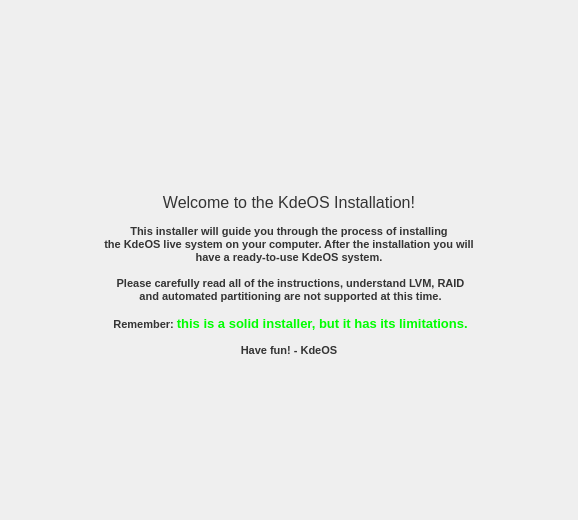
Before: the Qt Designer form ui/pages/intro.ui in KdeOs/Tribe, drawn with Qt 5.
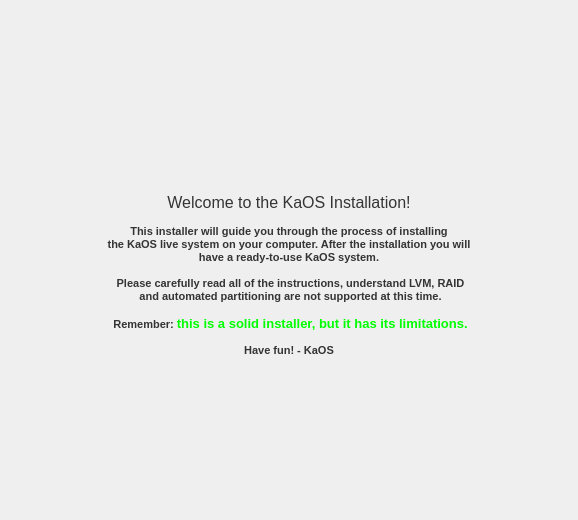
After: the same form once the commit is applied. Icons and pictures are not drawn.

```diff
--- a/ui/pages/intro.ui
+++ b/ui/pages/intro.ui
@@ -92,18 +92,18 @@
 &lt;html&gt;&lt;head&gt;&lt;meta name=&quot;qrichtext&quot; content=&quot;1&quot; /&gt;&lt;style type=&quot;text/css&quot;&gt;
 p, li { white-space: pre-wrap; }
 &lt;/style&gt;&lt;/head&gt;&lt;body style=&quot; font-family:'Sans Serif'; font-size:12pt; font-weight:400; font-style:normal;&quot;&gt;
-&lt;p align=&quot;center&quot; style=&quot; margin-top:0px; margin-bottom:0px; margin-left:0px; margin-right:0px; -qt-block-indent:0; text-indent:0px;&quot;&gt;&lt;span style=&quot; font-family:'Bitstream Vera Sans'; color:#343434;&quot;&gt;Welcome to the KdeOS Installation!&lt;/span&gt;&lt;/p&gt;
+&lt;p align=&quot;center&quot; style=&quot; margin-top:0px; margin-bottom:0px; margin-left:0px; margin-right:0px; -qt-block-indent:0; text-indent:0px;&quot;&gt;&lt;span style=&quot; font-family:'Bitstream Vera Sans'; color:#343434;&quot;&gt;Welcome to the KaOS Installation!&lt;/span&gt;&lt;/p&gt;
 &lt;p align=&quot;center&quot; style=&quot;-qt-paragraph-type:empty; margin-top:0px; margin-bottom:0px; margin-left:0px; margin-right:0px; -qt-block-indent:0; text-indent:0px; font-family:'Bitstream Vera Sans'; font-size:8pt; color:#343434;&quot;&gt;&lt;/p&gt;
 &lt;p align=&quot;center&quot; style=&quot; margin-top:0px; margin-bottom:0px; margin-left:0px; margin-right:0px; -qt-block-indent:0; text-indent:0px;&quot;&gt;&lt;span style=&quot; font-family:'Bitstream Vera Sans'; font-size:8pt; font-weight:536; color:#343434;&quot;&gt;This installer will guide you through the process of installing&lt;/span&gt;&lt;/p&gt;
-&lt;p align=&quot;center&quot; style=&quot; margin-top:0px; margin-bottom:0px; margin-left:0px; margin-right:0px; -qt-block-indent:0; text-indent:0px;&quot;&gt;&lt;span style=&quot; font-family:'Bitstream Vera Sans'; font-size:8pt; font-weight:536; color:#343434;&quot;&gt;the KdeOS live system on your computer. After the installation you will&lt;/span&gt;&lt;/p&gt;
-&lt;p align=&quot;center&quot; style=&quot; margin-top:0px; margin-bottom:0px; margin-left:0px; margin-right:0px; -qt-block-indent:0; text-indent:0px;&quot;&gt;&lt;span style=&quot; font-family:'Bitstream Vera Sans'; font-size:8pt; font-weight:536; color:#343434;&quot;&gt;have a ready-to-use KdeOS system.&lt;/span&gt;&lt;/p&gt;
+&lt;p align=&quot;center&quot; style=&quot; margin-top:0px; margin-bottom:0px; margin-left:0px; margin-right:0px; -qt-block-indent:0; text-indent:0px;&quot;&gt;&lt;span style=&quot; font-family:'Bitstream Vera Sans'; font-size:8pt; font-weight:536; color:#343434;&quot;&gt;the KaOS live system on your computer. After the installation you will&lt;/span&gt;&lt;/p&gt;
+&lt;p align=&quot;center&quot; style=&quot; margin-top:0px; margin-bottom:0px; margin-left:0px; margin-right:0px; -qt-block-indent:0; text-indent:0px;&quot;&gt;&lt;span style=&quot; font-family:'Bitstream Vera Sans'; font-size:8pt; font-weight:536; color:#343434;&quot;&gt;have a ready-to-use KaOS system.&lt;/span&gt;&lt;/p&gt;
 &lt;p align=&quot;center&quot; style=&quot;-qt-paragraph-type:empty; margin-top:0px; margin-bottom:0px; margin-left:0px; margin-right:0px; -qt-block-indent:0; text-indent:0px; font-family:'Bitstream Vera Sans'; font-size:8pt; font-weight:536; color:#343434;&quot;&gt;&lt;/p&gt;
 &lt;p align=&quot;center&quot; style=&quot; margin-top:0px; margin-bottom:0px; margin-left:0px; margin-right:0px; -qt-block-indent:0; text-indent:0px;&quot;&gt;&lt;span style=&quot; font-family:'Bitstream Vera Sans'; font-size:8pt; font-weight:536; color:#343434;&quot;&gt; Please carefully read all of the instructions, understand LVM, RAID&lt;/span&gt;&lt;/p&gt;
 &lt;p align=&quot;center&quot; style=&quot; margin-top:0px; margin-bottom:0px; margin-left:0px; margin-right:0px; -qt-block-indent:0; text-indent:0px;&quot;&gt;&lt;span style=&quot; font-family:'Bitstream Vera Sans'; font-size:8pt; font-weight:536; color:#343434;&quot;&gt; and automated partitioning are not supported at this time.&lt;/span&gt;&lt;/p&gt;
 &lt;p align=&quot;center&quot; style=&quot;-qt-paragraph-type:empty; margin-top:0px; margin-bottom:0px; margin-left:0px; margin-right:0px; -qt-block-indent:0; text-indent:0px; font-family:'Bitstream Vera Sans'; font-size:8pt; color:#343434;&quot;&gt;&lt;/p&gt;
 &lt;p align=&quot;center&quot; style=&quot; margin-top:0px; margin-bottom:0px; margin-left:0px; margin-right:0px; -qt-block-indent:0; text-indent:0px;&quot;&gt;&lt;span style=&quot; font-family:'Bitstream Vera Sans'; font-size:8pt; font-weight:536; color:#343434;&quot;&gt; Remember:&lt;/span&gt;&lt;span style=&quot; font-family:'Bitstream Vera Sans'; font-size:8pt; font-weight:536;&quot;&gt; &lt;/span&gt;&lt;span style=&quot; font-family:'Bitstream Vera Sans'; font-size:10pt; font-weight:536; color:#00ff00;&quot;&gt;this is a solid installer, but it has its limitations.&lt;/span&gt;&lt;/p&gt;
 &lt;p align=&quot;center&quot; style=&quot;-qt-paragraph-type:empty; margin-top:0px; margin-bottom:0px; margin-left:0px; margin-right:0px; -qt-block-indent:0; text-indent:0px; font-family:'Bitstream Vera Sans'; font-size:8pt; font-weight:536; color:#ff0000;&quot;&gt;&lt;/p&gt;
-&lt;p align=&quot;center&quot; style=&quot; margin-top:0px; margin-bottom:0px; margin-left:0px; margin-right:0px; -qt-block-indent:0; text-indent:0px;&quot;&gt;&lt;span style=&quot; font-family:'Bitstream Vera Sans'; font-size:8pt; font-weight:536; color:#343434;&quot;&gt;Have fun! - KdeOS&lt;/span&gt;&lt;/p&gt;&lt;/body&gt;&lt;/html&gt;</string>
+&lt;p align=&quot;center&quot; style=&quot; margin-top:0px; margin-bottom:0px; margin-left:0px; margin-right:0px; -qt-block-indent:0; text-indent:0px;&quot;&gt;&lt;span style=&quot; font-family:'Bitstream Vera Sans'; font-size:8pt; font-weight:536; color:#343434;&quot;&gt;Have fun! - KaOS&lt;/span&gt;&lt;/p&gt;&lt;/body&gt;&lt;/html&gt;</string>
      </property>
     </widget>
    </item>
```
